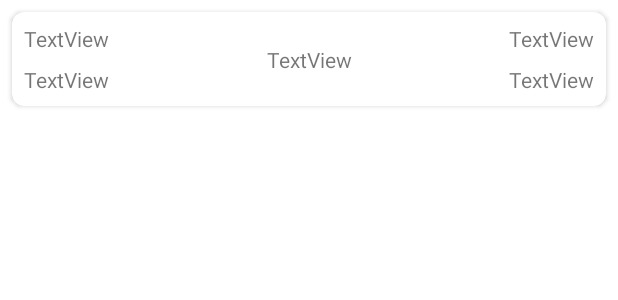
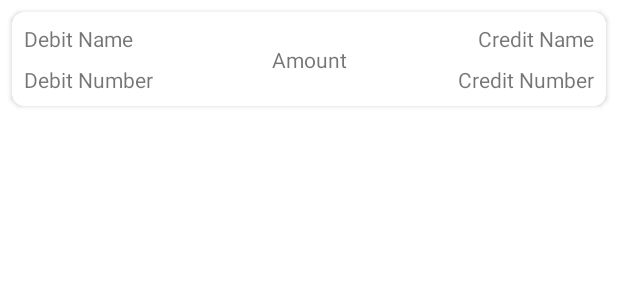
Before and after one commit to sanskar10100/ServerDown, an Android app: the layout item_transaction_single.xml on its own in the app's theme, with its tools: preview values and no code run, on a phone screen of 412 x 824 dp. Shown: the top 300 px of the screen. Run offline under Robolectric (Android 15) with nearby library versions, the phone set to English and light mode, and no system bars.

Commit message:
Fixed constraint bug in single transaction item layout

```diff
--- a/app/src/main/res/layout/item_transaction_single.xml
+++ b/app/src/main/res/layout/item_transaction_single.xml
@@ -18,7 +18,7 @@
             android:id="@+id/textView_debit_account_name"
             android:layout_width="wrap_content"
             android:layout_height="wrap_content"
-            android:text="TextView"
+            android:text="Debit Name"
             app:layout_constraintStart_toStartOf="parent"
             app:layout_constraintTop_toTopOf="parent" />
 
@@ -26,38 +26,37 @@
             android:id="@+id/textView_debit_account_number"
             android:layout_width="wrap_content"
             android:layout_height="wrap_content"
-            android:text="TextView"
-            app:layout_constraintTop_toBottomOf="@+id/textView_debit_account_name"
+            android:text="Debit Number"
             app:layout_constraintStart_toStartOf="parent"
+            app:layout_constraintTop_toBottomOf="@id/textView_debit_account_name"
             android:layout_marginTop="8dp"/>
 
         <TextView
             android:id="@+id/textView_credit_account_number"
             android:layout_width="wrap_content"
             android:layout_height="wrap_content"
-            android:text="TextView"
+            android:text="Credit Number"
+            android:layout_marginTop="8dp"
             app:layout_constraintEnd_toEndOf="parent"
-            app:layout_constraintTop_toTopOf="parent" />
+            app:layout_constraintTop_toBottomOf="@+id/textView_credit_account_name" />
 
         <TextView
             android:id="@+id/textView_credit_account_name"
             android:layout_width="wrap_content"
             android:layout_height="wrap_content"
-            android:text="TextView"
-            android:layout_marginTop="8dp"
+            android:text="Credit Name"
             app:layout_constraintEnd_toEndOf="parent"
-            app:layout_constraintTop_toBottomOf="@+id/textView_credit_account_number" />
+            app:layout_constraintTop_toTopOf="parent" />
 
         <TextView
             android:id="@+id/textView_transfer_amount"
             android:layout_width="wrap_content"
             android:layout_height="wrap_content"
-            android:text="TextView"
+            android:text="Amount"
+            app:layout_constraintTop_toTopOf="parent"
+            app:layout_constraintBottom_toBottomOf="parent"
             app:layout_constraintStart_toStartOf="parent"
-            app:layout_constraintEnd_toEndOf="parent"
-            app:layout_constraintBottom_toBottomOf="parent"
-            app:layout_constraintTop_toTopOf="parent"
-            tools:layout_editor_absoluteX="141dp" />
+            app:layout_constraintEnd_toEndOf="parent"/>
     </androidx.constraintlayout.widget.ConstraintLayout>
 
 </androidx.cardview.widget.CardView>
```
